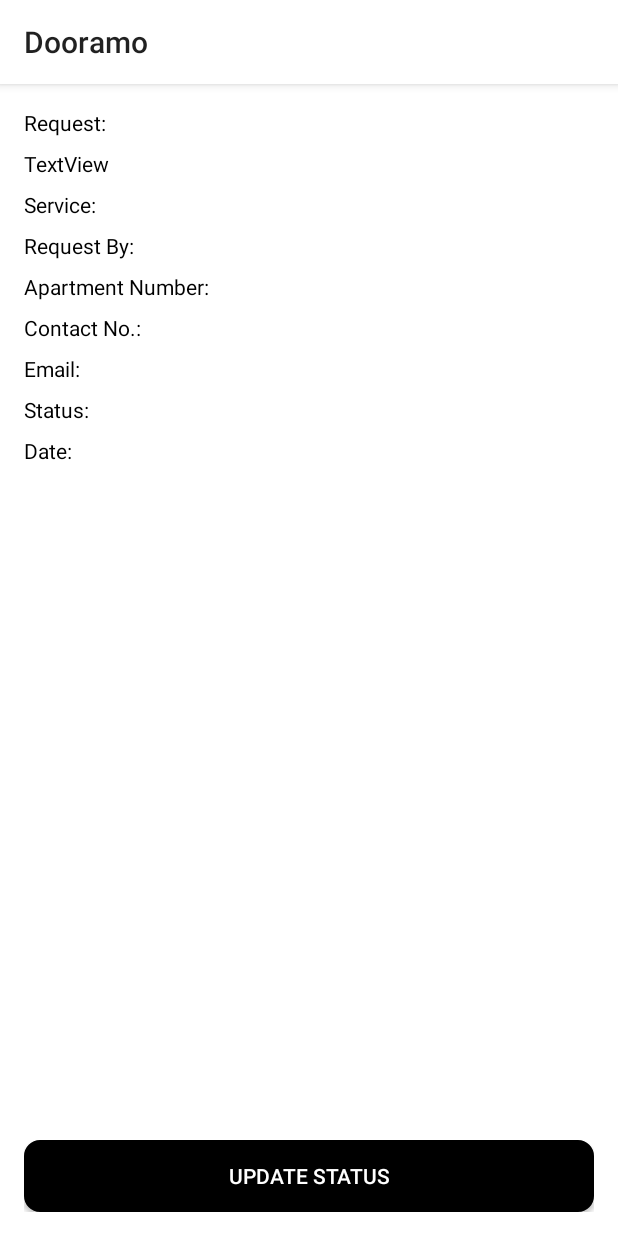
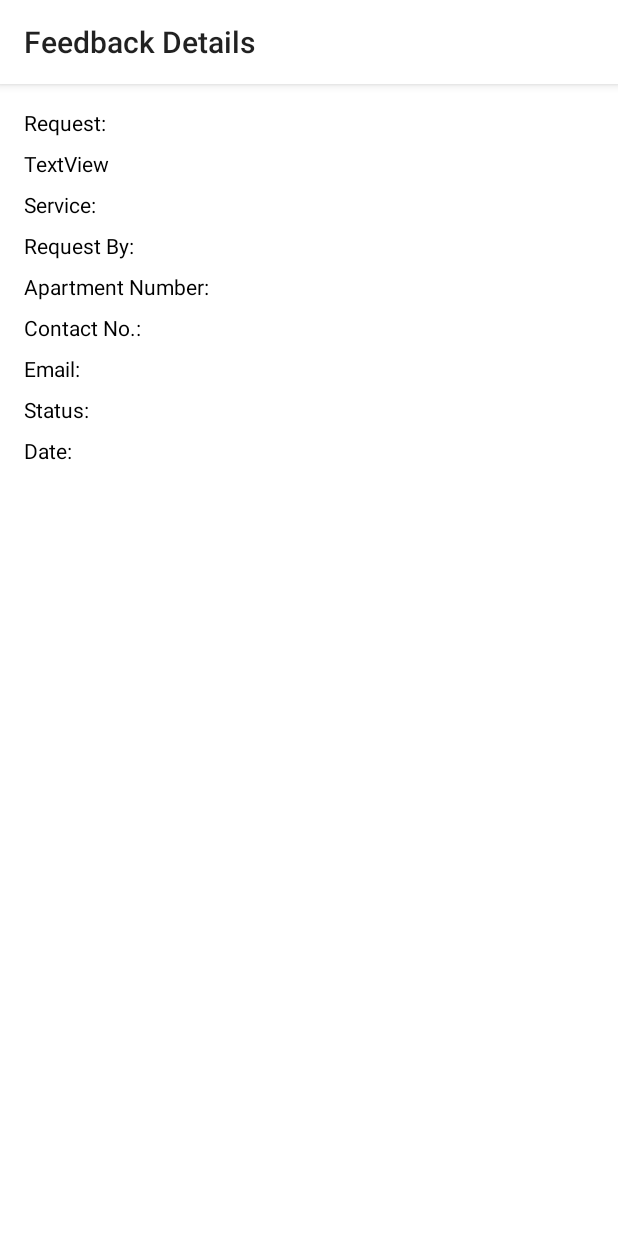
Before and after one commit to pahulpreet-dev/Dooramo, an Android app: the FeedbackDetails screen opened directly, with no data from a screen before it, on a phone screen of 412 x 824 dp. Run offline under Robolectric (Android 15) with nearby library versions, the phone set to English and light mode, and no system bars; 8 statements that could not run were skipped.

Commit message:
management can see details of selected feedback + minor bug fixes

```diff
--- a/app/src/main/java/com/example/preet/dooramo/CheckRequests.java
+++ b/app/src/main/java/com/example/preet/dooramo/CheckRequests.java
@@ -57,7 +57,8 @@
                         .putExtra("dateTime", dataItem.getDateTime())
                         .putExtra("status", dataItem.getStatus())
                         .putExtra("name", dataItem.getName())
-                        .putExtra("id", dataItem.getId()));
+                        .putExtra("id", dataItem.getId())
+                        .putExtra("residentFlag", "management"));
             }
         });
     }
--- a/app/src/main/java/com/example/preet/dooramo/FeedbackDetails.java
+++ b/app/src/main/java/com/example/preet/dooramo/FeedbackDetails.java
@@ -1,14 +1,57 @@
 package com.example.preet.dooramo;
 
+import android.content.Intent;
 import android.os.Bundle;
 import android.support.annotation.Nullable;
 import android.support.v7.app.AppCompatActivity;
+import android.view.View;
+import android.widget.Button;
+import android.widget.TextView;
+
+import java.util.HashMap;
 
 public class FeedbackDetails extends AppCompatActivity {
+
+    TextView reqTv, nameTv, serviceTv, emailTv, contactTv, aptNoTv, feedbackTv, dateTv;
+    Button updateStatus;
+    HashMap<String, String> feedback, requestDetails;
 
     @Override
     protected void onCreate(@Nullable Bundle savedInstanceState) {
         super.onCreate(savedInstanceState);
         setContentView(R.layout.activity_request_details);
+        setTitle("Feedback Details");
+        initComponents();
+        getDetails();
+        reqTv.setText(requestDetails.get("request"));
+        nameTv.setText(nameTv.getText().toString() + requestDetails.get("name"));
+        serviceTv.setText(serviceTv.getText().toString() + requestDetails.get("service"));
+        emailTv.setText(emailTv.getText().toString() + requestDetails.get("email"));
+        contactTv.setText(contactTv.getText().toString() + requestDetails.get("contact"));
+        aptNoTv.setText(aptNoTv.getText().toString() + requestDetails.get("aptNo"));
+        feedbackTv.setText("Rating: " + feedback.get("rating") + "\nComment: " + feedback.get("comment"));
+        dateTv.setText(dateTv.getText().toString() + requestDetails.get("dateTime"));
+    }
+
+    //fetch feedback and request details from intent
+    private void getDetails() {
+        Intent intent = getIntent();
+        feedback = (HashMap<String, String>) intent.getSerializableExtra("feedback");
+        requestDetails = (HashMap<String, String>) intent.getSerializableExtra("requestDetails");
+
+    }
+
+    //initialize the components
+    private void initComponents() {
+        reqTv = findViewById(R.id.requesttextView13RD);
+        nameTv = findViewById(R.id.nametextView14RD);
+        serviceTv = findViewById(R.id.servicetextView14RD);
+        emailTv = findViewById(R.id.emailtextView17RD);
+        contactTv = findViewById(R.id.numberRDtextView16);
+        aptNoTv = findViewById(R.id.aptnotextView15rd);
+        feedbackTv = findViewById(R.id.statustextView18RD);
+        dateTv = findViewById(R.id.datetextView19RD);
+        updateStatus = findViewById(R.id.statusbuttonRD);
+        updateStatus.setVisibility(View.GONE);
     }
 }
--- a/app/src/main/java/com/example/preet/dooramo/RegistrationRequests.java
+++ b/app/src/main/java/com/example/preet/dooramo/RegistrationRequests.java
@@ -124,7 +124,7 @@
                             requestsHelper.setName(ds.child("name").getValue(String.class));
                             requestsHelper.setEmail(ds.child("email").getValue(String.class));
                             requestsHelper.setPhone(ds.child("number").getValue(String.class));
-                            requestsHelper.setMetaData(ds.child("apartment number").getValue(String.class));
+                            requestsHelper.setMetaData("Apt No: " + ds.child("apartment number").getValue(String.class));
                             requestsHelper.setRequestByFlag("resident");
                             requestsHelperList.add(requestsHelper);
                         }
@@ -148,7 +148,7 @@
                             requestsHelper.setName(ds.child("name").getValue(String.class));
                             requestsHelper.setEmail(ds.child("email").getValue(String.class));
                             requestsHelper.setPhone(ds.child("phone").getValue(String.class));
-                            requestsHelper.setMetaData(ds.child("service provided").getValue(String.class));
+                            requestsHelper.setMetaData("Service: " + ds.child("service provided").getValue(String.class));
                             requestsHelper.setRequestByFlag("provider");
                             requestsHelperList.add(requestsHelper);
                         } else {
@@ -179,6 +179,7 @@
             super(context, resource, objects);
             this.context = context;
             this.items = objects;
+
         }
 
         @NonNull
--- a/app/src/main/java/com/example/preet/dooramo/ServicesActivity.java
+++ b/app/src/main/java/com/example/preet/dooramo/ServicesActivity.java
@@ -106,6 +106,7 @@
             SharedPreferences.Editor editor = sharedPref.edit();
             editor.clear();
             editor.commit();
+            editor.apply();
             Intent intent = new Intent(ServicesActivity.this, LoginActivity.class);
             intent.addFlags(Intent.FLAG_ACTIVITY_CLEAR_TOP);
             finish();
```
Also changed, not shown: app/src/main/java/com/example/preet/dooramo/CheckFeedback.java (+12 -0 lines), app/src/main/java/com/example/preet/dooramo/CreateUser2.java (+8 -0 lines).
